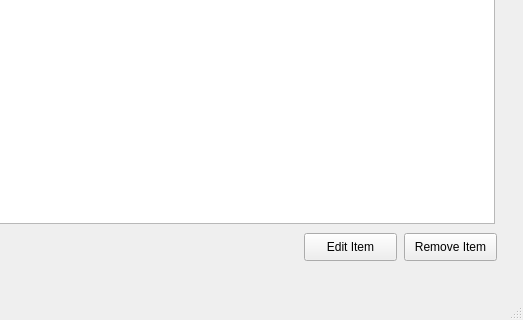
TahaZahid05/Restaurant-Managment-System, file ui_files/Menu_management.ui: the form before one commit; both pictures show x 96 to 619 and y 377 to 697 of the 619 by 697 pixel window.
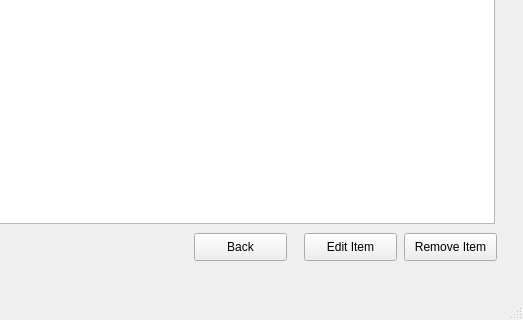
The form after the commit.

The edit to the form file:
```diff
--- a/ui_files/Menu_management.ui
+++ b/ui_files/Menu_management.ui
@@ -181,6 +181,19 @@
      <string>Remove Item</string>
     </property>
    </widget>
+   <widget class="QPushButton" name="backButton">
+    <property name="geometry">
+     <rect>
+      <x>290</x>
+      <y>610</y>
+      <width>93</width>
+      <height>28</height>
+     </rect>
+    </property>
+    <property name="text">
+     <string>Back</string>
+    </property>
+   </widget>
   </widget>
   <widget class="QMenuBar" name="menubar">
    <property name="geometry">
```
Left out of the diff: 8 changed lines with no effect on the pictures.
